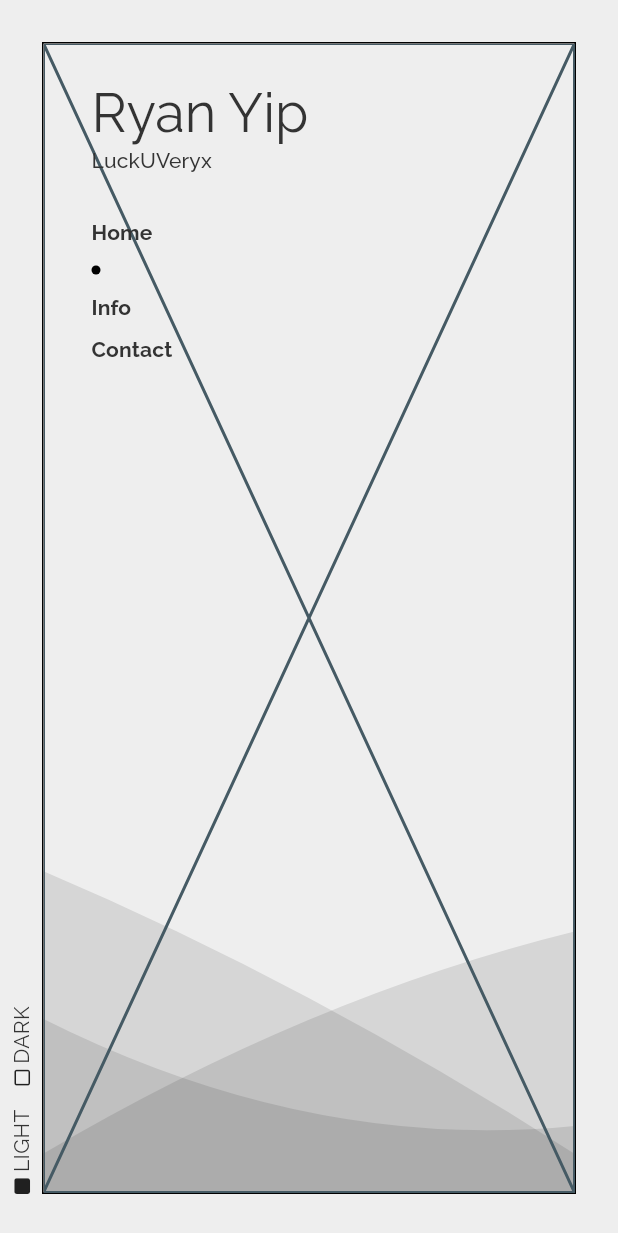
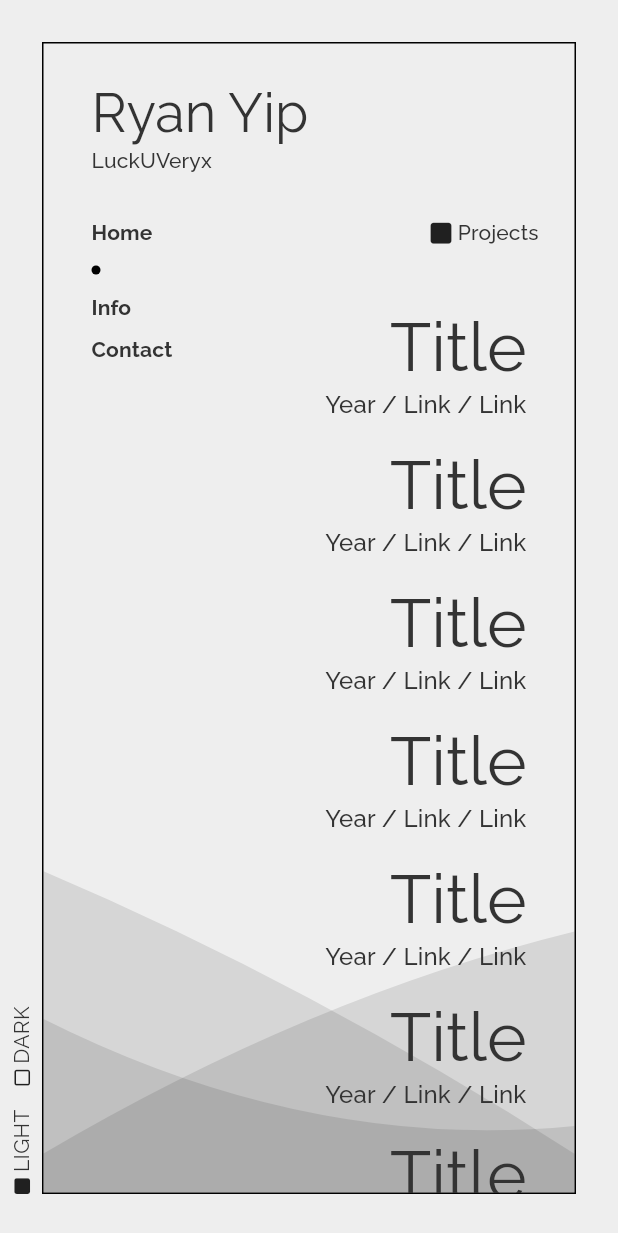
Before and after one commit to LuckUVeryX/luckuveryx.github.io, a Flutter app: the screen it shows after launch, after a tap on "Projects", on a phone screen of 412 x 824 dp. Shown: the top 1233 px of the screen. Run offline on Flutter 3.47's test engine with Material 2 defaults, Android fonts, the phone set to English and light mode, and no system bars; our stand-ins replace animated_text_kit, flutter_hooks, font_awesome_flutter, go_router, google_fonts, hooks_riverpod and 2 more; generated files the repository leaves out were written again.

Commit message:
feat: projects page list item layout

```diff
--- a/lib/features/projects/widgets/pages/projects_page.dart
+++ b/lib/features/projects/widgets/pages/projects_page.dart
@@ -1,10 +1,53 @@
 import 'package:flutter/material.dart';
+import 'package:font_awesome_flutter/font_awesome_flutter.dart';
+import 'package:luckuveryx/l10n/l10n.dart';
+import 'package:luckuveryx/utils/theme_extensions.dart';
+import 'package:luckuveryx/widgets/widgets.dart';
 
 class ProjectsPage extends StatelessWidget {
   const ProjectsPage({super.key});
 
   @override
   Widget build(BuildContext context) {
-    return const Placeholder();
+    return Align(
+      alignment: Alignment.topRight,
+      child: ListView.builder(
+        padding: const EdgeInsets.fromLTRB(0, 116, 8, 120),
+        itemBuilder: (context, index) {
+          if (index == 0) {
+            return Padding(
+              padding: const EdgeInsets.only(bottom: 32, right: 16),
+              child: Row(
+                mainAxisSize: MainAxisSize.min,
+                mainAxisAlignment: MainAxisAlignment.end,
+                children: [
+                  const FaIcon(
+                    FontAwesomeIcons.solidSquare,
+                    size: 16,
+                  ),
+                  Spacing.sp4,
+                  Text(
+                    context.l10n.projects,
+                    style: context.textTheme.titleSmall,
+                  ),
+                ],
+              ),
+            );
+          }
+          return ListTile(
+            titleTextStyle: context.textTheme.displayMedium,
+            subtitleTextStyle: context.textTheme.titleMedium,
+            title: const Text(
+              'Title',
+              textAlign: TextAlign.right,
+            ),
+            subtitle: const Text(
+              'Year / Link / Link',
+              textAlign: TextAlign.right,
+            ),
+          );
+        },
+      ),
+    );
   }
 }
```
